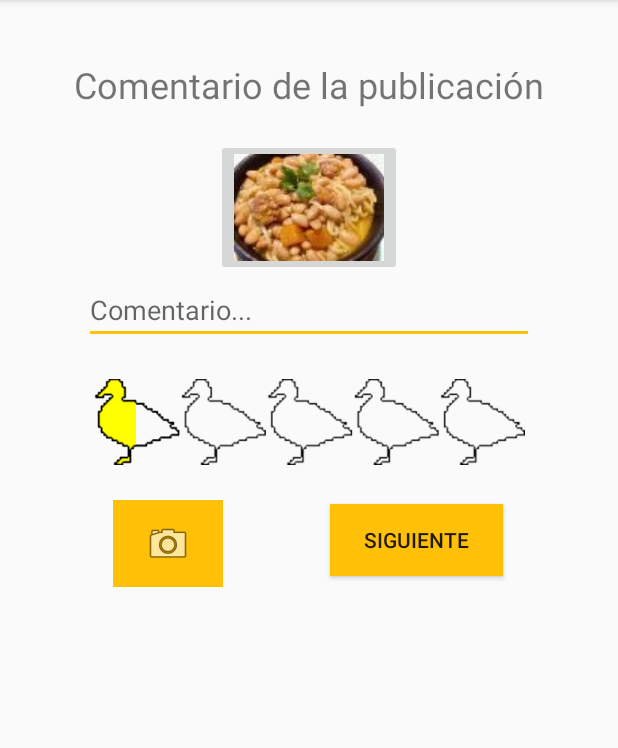
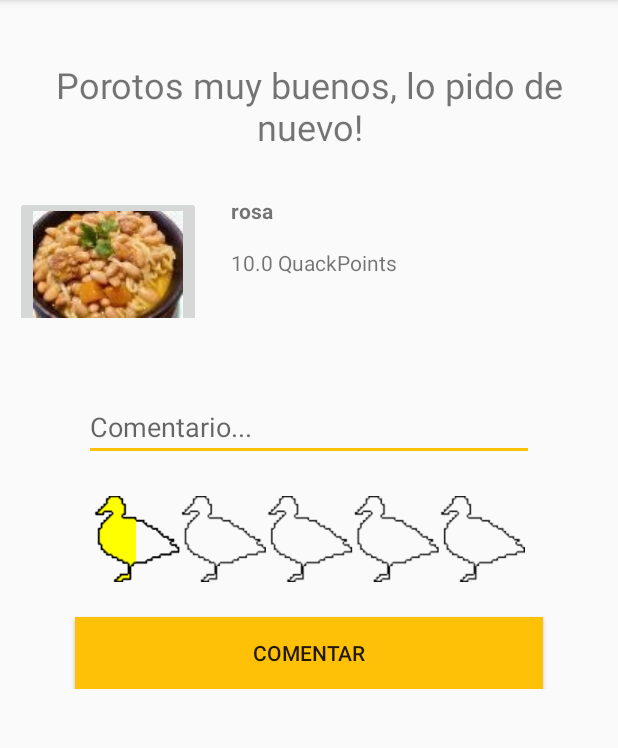
Before and after one commit to Lmorales3/ProyectoQuack, an Android app: the layout comentario.xml on its own in the app's theme, with its tools: preview values and no code run, on a phone screen of 412 x 824 dp, the part 84-832 px from its top. Run offline under Robolectric (Android 15) with nearby library versions, the phone set to English and light mode, and no system bars.

Commit message:
arreglo en vista comentario

```diff
--- a/app/src/main/res/layout/comentario.xml
+++ b/app/src/main/res/layout/comentario.xml
@@ -11,9 +11,13 @@
         android:layout_height="match_parent"
         tools:context=".Activities.UsuarioActivity">
 
+        <ScrollView
+            android:layout_width="match_parent"
+            android:layout_height="match_parent">
+
             <LinearLayout
                 android:layout_width="match_parent"
-            android:layout_height="match_parent"
+                android:layout_height="wrap_content"
                 android:orientation="vertical">
 
                 <android.support.design.widget.AppBarLayout
@@ -38,16 +42,55 @@
                     android:layout_gravity="center|center_horizontal"
                     android:layout_marginTop="40dp"
                     android:gravity="center"
-                android:text="Comentario de la publicación"
+                    android:text="Porotos muy buenos, lo pido de nuevo!"
                     android:textSize="24sp" />
+
+                <LinearLayout
+                    android:layout_width="match_parent"
+                    android:layout_height="match_parent"
+                    android:layout_marginBottom="400dp"
+                    android:orientation="horizontal">
 
                     <ImageButton
                         android:id="@+id/foto_comida_valorada"
                         android:layout_width="wrap_content"
                         android:layout_height="wrap_content"
                         android:layout_gravity="center"
+                        android:layout_marginLeft="10dp"
                         android:layout_marginTop="20dp"
                         app:srcCompat="@drawable/porotos" />
+
+                    <LinearLayout
+                        android:layout_width="match_parent"
+                        android:layout_height="match_parent"
+                        android:layout_marginLeft="20dp"
+                        android:layout_marginTop="20dp"
+                        android:layout_marginRight="20dp"
+                        android:orientation="vertical">
+
+                        <TextView
+                            android:id="@+id/textView5"
+                            android:layout_width="match_parent"
+                            android:layout_height="wrap_content"
+                            android:layout_marginTop="10dp"
+                            android:text="rosa"
+                            android:textStyle="bold" />
+
+                        <TextView
+                            android:id="@+id/textView4"
+                            android:layout_width="match_parent"
+                            android:layout_height="wrap_content"
+                            android:layout_marginTop="15dp"
+                            android:text="10.0 QuackPoints" />
+                    </LinearLayout>
+                </LinearLayout>
+
+                <LinearLayout
+                    android:layout_width="match_parent"
+                    android:layout_height="match_parent"
+                    android:layout_marginTop="-350dp"
+                    android:layout_marginBottom="200dp"
+                    android:orientation="vertical">
 
                     <EditText
                         android:id="@+id/comentar_comida"
@@ -84,27 +127,20 @@
                         app:layout_constraintTop_toTopOf="parent"
                         tools:ignore="OnClick" />
 
-            <ImageButton
-                android:id="@+id/imageButton"
-                android:layout_width="73dp"
-                android:layout_height="58dp"
-                android:layout_marginLeft="75dp"
+                    <Button
+                        android:id="@+id/button4"
+                        android:layout_width="match_parent"
+                        android:layout_height="wrap_content"
+                        android:layout_marginLeft="50dp"
+                        android:layout_marginRight="50dp"
                         android:background="#FFC107"
-                android:hapticFeedbackEnabled="false"
-                app:srcCompat="@android:drawable/ic_menu_camera" />
-
-            <Button
-                android:id="@+id/button5"
-                android:layout_width="115dp"
-                android:layout_height="wrap_content"
-                android:layout_marginLeft="220dp"
-                android:layout_marginTop="-55dp"
-                android:background="#FFC107"
-                android:onClick="publicar_valoracion"
-                android:text="Siguiente"
-                tools:ignore="OnClick" />
+                        android:text="Comentar"
+                        android:textColorLink="#FFC107" />
 
                 </LinearLayout>
+
+            </LinearLayout>
+        </ScrollView>
 
 
     </android.support.design.widget.CoordinatorLayout>
```
Lines whose indentation alone changed are shown as unchanged.
